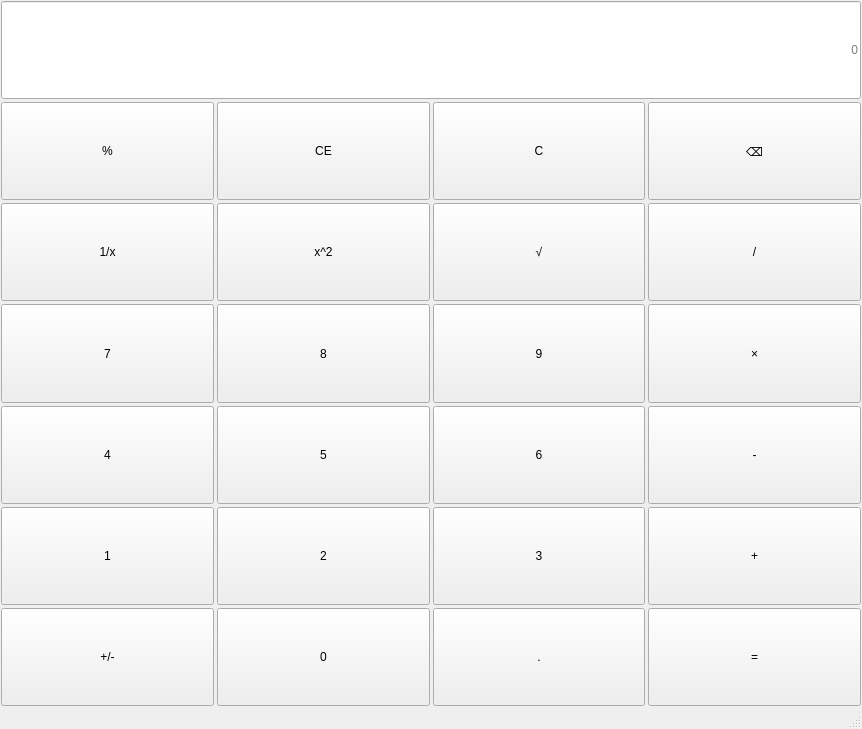
The window that mainwindow.ui (One-X-3/Qt-calculator) describes before a commit, drawn with Qt 5.
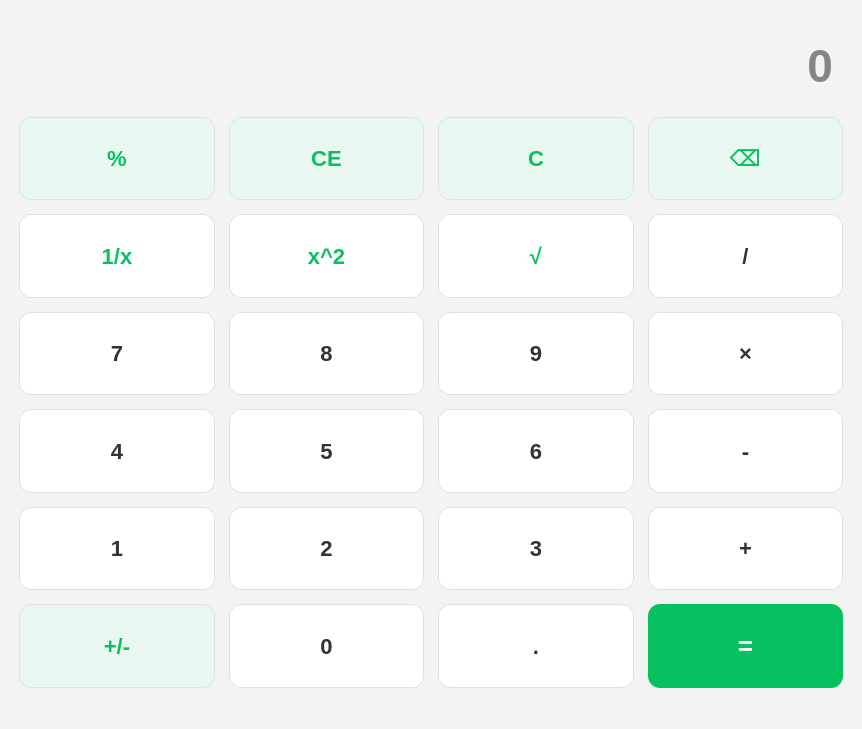
The same window after the commit.

Commit message: feat:改善优化了UI界面，更好看点

Diff of the .ui file:
```diff
--- a/mainwindow.ui
+++ b/mainwindow.ui
@@ -13,33 +13,149 @@
   <property name="windowTitle">
    <string>MainWindow</string>
   </property>
+  <property name="styleSheet">
+   <string notr="true">/* =========================================
+   全局基础设置（背景与默认字体）
+========================================= */
+QWidget {
+    background-color: #f3f3f3; /* 浅灰背景，衬托按键 */
+    /* 设置字体优先级：优先使用英文排版极佳的 Segoe UI，其次是微软雅黑 */
+    font-family: &quot;Segoe UI&quot;, &quot;Microsoft YaHei&quot;, &quot;PingFang SC&quot;, sans-serif;
+}
+
+/* =========================================
+   顶部显示框 (display)
+========================================= */
+QLineEdit#display {
+    background-color: transparent;
+    border: none;
+    color: #1a1a1a;           /* 深灰偏黑，比纯黑更柔和 */
+    font-size: 46px;          /* 放大数字，更有视觉冲击力 */
+    font-weight: 600;         /* 半粗体（比 bold 好看） */
+    padding-right: 12px;
+    padding-top: 20px;
+    padding-bottom: 10px;
+}
+
+/* =========================================
+   普通按钮（数字键、基本运算符）
+========================================= */
+QPushButton {
+    background-color: #ffffff;
+    border: 1px solid #e0e0e0;  /* 极浅的灰色边框 */
+    border-radius: 12px;         /* 舒适的圆角 */
+    color: #333333;
+    font-size: 22px;            /* 放大按键文字 */
+    font-weight: 500;           /* 中等字重 */
+    margin: 4px;                /* 按键之间的缝隙 */
+}
+
+QPushButton:hover {
+    background-color: #f7f7f7;  /* 鼠标悬停微亮 */
+}
+
+QPushButton:pressed {
+    background-color: #e5e5e5;  /* 按下时变深 */
+    padding-top: 2px;           /* 制造一点点按压下沉的错觉 */
+    padding-left: 2px;
+}
+
+/* =========================================
+   特殊功能按钮（C, CE, 退格, 正负号, 百分号）
+   使用浅绿色底 + 深绿色字，与数字键区分
+========================================= */
+QPushButton#btnClear, 
+QPushButton#btnClearEntry, 
+QPushButton#btnBackspace,
+QPushButton#btnNegate,
+QPushButton#btnPercentage {
+    background-color: #e8f8f0;  /* 极浅的薄荷绿 */
+    color: #07C160;             /* 主色调绿 */
+    font-weight: bold;          /* 加粗提醒这是功能键 */
+}
+
+QPushButton#btnClear:hover, 
+QPushButton#btnClearEntry:hover, 
+QPushButton#btnBackspace:hover,
+QPushButton#btnNegate:hover,
+QPushButton#btnPercentage:hover {
+    background-color: #d1f2e1;
+}
+
+/* =========================================
+   等号按钮 (核心重点！使用高级深绿色)
+========================================= */
+QPushButton#btnEqual {
+    background-color: #07C160;  /* 高级绿色 */
+    color: #ffffff;             /* 白字 */
+    font-size: 26px;            /* 等号可以再大一点点 */
+    font-weight: bold;
+    border: none;
+}
+
+QPushButton#btnEqual:hover {
+    background-color: #06ad56;  /* 悬停时略微变深 */
+}
+
+QPushButton#btnEqual:pressed {
+    background-color: #059048;  /* 按下时更深 */
+    padding-top: 3px;
+    padding-left: 3px;
+}
+
+/* =========================================
+   单目运算按钮 (1/x, x^2, √)
+   让它们的颜色介于普通数字和清除键之间
+========================================= */
+QPushButton#btnReciprocal,
+QPushButton#btnSquare,
+QPushButton#btnSqrt {
+    color: #07C160;
+    background-color: #ffffff;
+}
+
+QPushButton#btnReciprocal:hover,
+QPushButton#btnSquare:hover,
+QPushButton#btnSqrt:hover {
+    background-color: #f0fbf5; /* 悬停时透出一点绿意 */
+}</string>
+  </property>
   <widget class="QWidget" name="centralwidget">
    <layout class="QVBoxLayout" name="verticalLayout">
     <property name="spacing">
-     <number>3</number>
+     <number>6</number>
     </property>
     <property name="leftMargin">
-     <number>1</number>
+     <number>15</number>
     </property>
     <property name="topMargin">
-     <number>1</number>
+     <number>15</number>
     </property>
     <property name="rightMargin">
-     <number>1</number>
+     <number>15</number>
     </property>
     <property name="bottomMargin">
-     <number>1</number>
+     <number>15</number>
     </property>
     <item>
      <layout class="QGridLayout" name="gridLayout">
       <item row="1" column="3">
        <widget class="QPushButton" name="btnBackspace">
         <property name="sizePolicy">
-         <sizepolicy hsizetype="Minimum" vsizetype="Minimum">
+         <sizepolicy hsizetype="Minimum" vsizetype="Expanding">
           <horstretch>0</horstretch>
           <verstretch>0</verstretch>
          </sizepolicy>
         </property>
+        <property name="minimumSize">
+         <size>
+          <width>60</width>
+          <height>50</height>
+         </size>
+        </property>
+        <property name="cursor">
+         <cursorShape>PointingHandCursor</cursorShape>
+        </property>
         <property name="text">
          <string>⌫</string>
         </property>
@@ -48,11 +164,20 @@
       <item row="2" column="2">
        <widget class="QPushButton" name="btnSqrt">
         <property name="sizePolicy">
-         <sizepolicy hsizetype="Minimum" vsizetype="Minimum">
+         <sizepolicy hsizetype="Minimum" vsizetype="Expanding">
           <horstretch>0</horstretch>
           <verstretch>0</verstretch>
          </sizepolicy>
         </property>
+        <property name="minimumSize">
+         <size>
+          <width>60</width>
+          <height>50</height>
+         </size>
+        </property>
+        <property name="cursor">
+         <cursorShape>PointingHandCursor</cursorShape>
+        </property>
         <property name="text">
          <string>√</string>
         </property>
@@ -61,11 +186,20 @@
       <item row="1" column="2">
        <widget class="QPushButton" name="btnClear">
         <property name="sizePolicy">
-         <sizepolicy hsizetype="Minimum" vsizetype="Minimum">
+         <sizepolicy hsizetype="Minimum" vsizetype="Expanding">
           <horstretch>0</horstretch>
           <verstretch>0</verstretch>
          </sizepolicy>
         </property>
+        <property name="minimumSize">
+         <size>
+          <width>60</width>
+          <height>50</height>
+         </size>
+        </property>
+        <property name="cursor">
+         <cursorShape>PointingHandCursor</cursorShape>
+        </property>
         <property name="text">
          <string>C</string>
         </property>
@@ -74,11 +208,20 @@
       <item row="1" column="0">
        <widget class="QPushButton" name="btnPercentage">
         <property name="sizePolicy">
-         <sizepolicy hsizetype="Minimum" vsizetype="Minimum">
+         <sizepolicy hsizetype="Minimum" vsizetype="Expanding">
           <horstretch>0</horstretch>
           <verstretch>0</verstretch>
          </sizepolicy>
         </property>
+        <property name="minimumSize">
+         <size>
+          <width>60</width>
+          <height>50</height>
+         </size>
+        </property>
+        <property name="cursor">
+         <cursorShape>PointingHandCursor</cursorShape>
+        </property>
         <property name="text">
          <string>%</string>
         </property>
@@ -87,11 +230,20 @@
       <item row="4" column="0">
        <widget class="QPushButton" name="btnNum4">
         <property name="sizePolicy">
-         <sizepolicy hsizetype="Minimum" vsizetype="Minimum">
+         <sizepolicy hsizetype="Minimum" vsizetype="Expanding">
           <horstretch>0</horstretch>
           <verstretch>0</verstretch>
          </sizepolicy>
         </property>
+        <property name="minimumSize">
+         <size>
+          <width>60</width>
+          <height>50</height>
+         </size>
+        </property>
+        <property name="cursor">
+         <cursorShape>PointingHandCursor</cursorShape>
+        </property>
         <property name="text">
          <string>4</string>
         </property>
@@ -100,11 +252,20 @@
       <item row="3" column="2">
        <widget class="QPushButton" name="btnNum9">
         <property name="sizePolicy">
-         <sizepolicy hsizetype="Minimum" vsizetype="Minimum">
+         <sizepolicy hsizetype="Minimum" vsizetype="Expanding">
           <horstretch>0</horstretch>
           <verstretch>0</verstretch>
          </sizepolicy>
         </property>
+        <property name="minimumSize">
+         <size>
+          <width>60</width>
+          <height>50</height>
+         </size>
+        </property>
+        <property name="cursor">
+         <cursorShape>PointingHandCursor</cursorShape>
+        </property>
         <property name="text">
          <string>9</string>
         </property>
@@ -113,11 +274,20 @@
       <item row="5" column="1">
        <widget class="QPushButton" name="btnNum2">
         <property name="sizePolicy">
-         <sizepolicy hsizetype="Minimum" vsizetype="Minimum">
+         <sizepolicy hsizetype="Minimum" vsizetype="Expanding">
           <horstretch>0</horstretch>
           <verstretch>0</verstretch>
          </sizepolicy>
         </property>
+        <property name="minimumSize">
+         <size>
+          <width>60</width>
+          <height>50</height>
+         </size>
+        </property>
+        <property name="cursor">
+         <cursorShape>PointingHandCursor</cursorShape>
+        </property>
         <property name="text">
          <string>2</string>
         </property>
@@ -126,11 +296,20 @@
       <item row="5" column="0">
        <widget class="QPushButton" name="btnNum1">
         <property name="sizePolicy">
-         <sizepolicy hsizetype="Minimum" vsizetype="Minimum">
+         <sizepolicy hsizetype="Minimum" vsizetype="Expanding">
           <horstretch>0</horstretch>
           <verstretch>0</verstretch>
          </sizepolicy>
         </property>
+        <property name="minimumSize">
+         <size>
+          <width>60</width>
+          <height>50</height>
+         </size>
+        </property>
+        <property name="cursor">
+         <cursorShape>PointingHandCursor</cursorShape>
+        </property>
         <property name="text">
          <string>1</string>
         </property>
@@ -139,11 +318,20 @@
       <item row="3" column="0">
        <widget class="QPushButton" name="btnNum7">
         <property name="sizePolicy">
-         <sizepolicy hsizetype="Minimum" vsizetype="Minimum">
+         <sizepolicy hsizetype="Minimum" vsizetype="Expanding">
           <horstretch>0</horstretch>
           <verstretch>0</verstretch>
          </sizepolicy>
         </property>
+        <property name="minimumSize">
+         <size>
+          <width>60</width>
+          <height>50</height>
+         </size>
+        </property>
+        <property name="cursor">
+         <cursorShape>PointingHandCursor</cursorShape>
+        </property>
         <property name="text">
          <string>7</string>
         </property>
@@ -152,11 +340,20 @@
       <item row="5" column="3">
        <widget class="QPushButton" name="btnAdd">
         <property name="sizePolicy">
-         <sizepolicy hsizetype="Minimum" vsizetype="Minimum">
+         <sizepolicy hsizetype="Minimum" vsizetype="Expanding">
           <horstretch>0</horstretch>
           <verstretch>0</verstretch>
          </sizepolicy>
         </property>
+        <property name="minimumSize">
+         <size>
+          <width>60</width>
+          <height>50</height>
+         </size>
+        </property>
+        <property name="cursor">
+         <cursorShape>PointingHandCursor</cursorShape>
+        </property>
         <property name="text">
          <string>+</string>
         </property>
@@ -165,11 +362,20 @@
       <item row="6" column="3">
        <widget class="QPushButton" name="btnEqual">
         <property name="sizePolicy">
-         <sizepolicy hsizetype="Minimum" vsizetype="Minimum">
+         <sizepolicy hsizetype="Minimum" vsizetype="Expanding">
           <horstretch>0</horstretch>
           <verstretch>0</verstretch>
          </sizepolicy>
         </property>
+        <property name="minimumSize">
+         <size>
+          <width>60</width>
+          <height>50</height>
+         </size>
+        </property>
+        <property name="cursor">
+         <cursorShape>PointingHandCursor</cursorShape>
+        </property>
         <property name="text">
          <string>=</string>
         </property>
@@ -178,11 +384,20 @@
       <item row="4" column="1">
        <widget class="QPushButton" name="btnNum5">
         <property name="sizePolicy">
-         <sizepolicy hsizetype="Minimum" vsizetype="Minimum">
+         <sizepolicy hsizetype="Minimum" vsizetype="Expanding">
           <horstretch>0</horstretch>
           <verstretch>0</verstretch>
          </sizepolicy>
         </property>
+        <property name="minimumSize">
+         <size>
+          <width>60</width>
+          <height>50</height>
+         </size>
+        </property>
+        <property name="cursor">
+         <cursorShape>PointingHandCursor</cursorShape>
+        </property>
         <property name="text">
          <string>5</string>
         </property>
@@ -191,11 +406,20 @@
       <item row="4" column="2">
        <widget class="QPushButton" name="btnNum6">
         <property name="sizePolicy">
-         <sizepolicy hsizetype="Minimum" vsizetype="Minimum">
+         <sizepolicy hsizetype="Minimum" vsizetype="Expanding">
           <horstretch>0</horstretch>
           <verstretch>0</verstretch>
          </sizepolicy>
         </property>
+        <property name="minimumSize">
+         <size>
+          <width>60</width>
+          <height>50</height>
+         </size>
+        </property>
+        <property name="cursor">
+         <cursorShape>PointingHandCursor</cursorShape>
+        </property>
         <property name="text">
          <string>6</string>
         </property>
@@ -204,11 +428,20 @@
       <item row="5" column="2">
        <widget class="QPushButton" name="btnNum3">
         <property name="sizePolicy">
-         <sizepolicy hsizetype="Minimum" vsizetype="Minimum">
+         <sizepolicy hsizetype="Minimum" vsizetype="Expanding">
           <horstretch>0</horstretch>
           <verstretch>0</verstretch>
          </sizepolicy>
         </property>
+        <property name="minimumSize">
+         <size>
+          <width>60</width>
+          <height>50</height>
+         </size>
+        </property>
+        <property name="cursor">
+         <cursorShape>PointingHandCursor</cursorShape>
+        </property>
         <property name="text">
          <string>3</string>
         </property>
@@ -217,11 +450,20 @@
       <item row="3" column="1">
        <widget class="QPushButton" name="btnNum8">
         <property name="sizePolicy">
-         <sizepolicy hsizetype="Minimum" vsizetype="Minimum">
+         <sizepolicy hsizetype="Minimum" vsizetype="Expanding">
           <horstretch>0</horstretch>
           <verstretch>0</verstretch>
          </sizepolicy>
         </property>
+        <property name="minimumSize">
+         <size>
+          <width>60</width>
+          <height>50</height>
+         </size>
+        </property>
+        <property name="cursor">
+         <cursorShape>PointingHandCursor</cursorShape>
+        </property>
         <property name="text">
          <string>8</string>
         </property>
@@ -230,11 +472,20 @@
       <item row="2" column="0">
        <widget class="QPushButton" name="btnReciprocal">
         <property name="sizePolicy">
-         <sizepolicy hsizetype="Minimum" vsizetype="Minimum">
+         <sizepolicy hsizetype="Minimum" vsizetype="Expanding">
           <horstretch>0</horstretch>
           <verstretch>0</verstretch>
          </sizepolicy>
         </property>
+        <property name="minimumSize">
+         <size>
+          <width>60</width>
+          <height>50</height>
+         </size>
+        </property>
+        <property name="cursor">
+         <cursorShape>PointingHandCursor</cursorShape>
+        </property>
         <property name="text">
          <string>1/x</string>
         </property>
@@ -243,11 +494,20 @@
       <item row="6" column="1">
        <widget class="QPushButton" name="btnNum0">
         <property name="sizePolicy">
-         <sizepolicy hsizetype="Minimum" vsizetype="Minimum">
+         <sizepolicy hsizetype="Minimum" vsizetype="Expanding">
           <horstretch>0</horstretch>
           <verstretch>0</verstretch>
          </sizepolicy>
         </property>
+        <property name="minimumSize">
+         <size>
+          <width>60</width>
+          <height>50</height>
+         </size>
+        </property>
+        <property name="cursor">
+         <cursorShape>PointingHandCursor</cursorShape>
+        </property>
         <property name="text">
          <string>0</string>
         </property>
@@ -256,11 +516,20 @@
       <item row="1" column="1">
        <widget class="QPushButton" name="btnClearEntry">
         <property name="sizePolicy">
-         <sizepolicy hsizetype="Minimum" vsizetype="Minimum">
+         <sizepolicy hsizetype="Minimum" vsizetype="Expanding">
           <horstretch>0</horstretch>
           <verstretch>0</verstretch>
          </sizepolicy>
         </property>
+        <property name="minimumSize">
+         <size>
+          <width>60</width>
+          <height>50</height>
+         </size>
+        </property>
+        <property name="cursor">
+         <cursorShape>PointingHandCursor</cursorShape>
+        </property>
         <property name="text">
          <string>CE</string>
         </property>
@@ -269,11 +538,20 @@
       <item row="4" column="3">
        <widget class="QPushButton" name="btnSub">
         <property name="sizePolicy">
-         <sizepolicy hsizetype="Minimum" vsizetype="Minimum">
+         <sizepolicy hsizetype="Minimum" vsizetype="Expanding">
           <horstretch>0</horstretch>
           <verstretch>0</verstretch>
          </sizepolicy>
         </property>
+        <property name="minimumSize">
+         <size>
+          <width>60</width>
+          <height>50</height>
+         </size>
+        </property>
+        <property name="cursor">
+         <cursorShape>PointingHandCursor</cursorShape>
+        </property>
         <property name="text">
          <string>-</string>
         </property>
@@ -282,11 +560,20 @@
       <item row="2" column="1">
        <widget class="QPushButton" name="btnSquare">
         <property name="sizePolicy">
-         <sizepolicy hsizetype="Minimum" vsizetype="Minimum">
+         <sizepolicy hsizetype="Minimum" vsizetype="Expanding">
           <horstretch>0</horstretch>
           <verstretch>0</verstretch>
          </sizepolicy>
         </property>
+        <property name="minimumSize">
+         <size>
+          <width>60</width>
+          <height>50</height>
+         </size>
+        </property>
+        <property name="cursor">
+         <cursorShape>PointingHandCursor</cursorShape>
+        </property>
         <property name="text">
          <string>x^2</string>
         </property>
@@ -295,11 +582,20 @@
       <item row="6" column="2">
        <widget class="QPushButton" name="btnPoint">
         <property name="sizePolicy">
-         <sizepolicy hsizetype="Minimum" vsizetype="Minimum">
+         <sizepolicy hsizetype="Minimum" vsizetype="Expanding">
           <horstretch>0</horstretch>
           <verstretch>0</verstretch>
          </sizepolicy>
         </property>
+        <property name="minimumSize">
+         <size>
+          <width>60</width>
+          <height>50</height>
+         </size>
+        </property>
+        <property name="cursor">
+         <cursorShape>PointingHandCursor</cursorShape>
+        </property>
         <property name="text">
          <string>.</string>
         </property>
@@ -308,11 +604,20 @@
       <item row="2" column="3">
        <widget class="QPushButton" name="btnDiv">
         <property name="sizePolicy">
-         <sizepolicy hsizetype="Minimum" vsizetype="Minimum">
+         <sizepolicy hsizetype="Minimum" vsizetype="Expanding">
           <horstretch>0</horstretch>
           <verstretch>0</verstretch>
          </sizepolicy>
         </property>
+        <property name="minimumSize">
+         <size>
+          <width>60</width>
+          <height>50</height>
+         </size>
+        </property>
+        <property name="cursor">
+         <cursorShape>PointingHandCursor</cursorShape>
+        </property>
         <property name="text">
          <string>/</string>
         </property>
@@ -321,11 +626,20 @@
       <item row="6" column="0">
        <widget class="QPushButton" name="btnNegate">
         <property name="sizePolicy">
-         <sizepolicy hsizetype="Minimum" vsizetype="Minimum">
+         <sizepolicy hsizetype="Minimum" vsizetype="Expanding">
           <horstretch>0</horstretch>
           <verstretch>0</verstretch>
          </sizepolicy>
         </property>
+        <property name="minimumSize">
+         <size>
+          <width>60</width>
+          <height>50</height>
+         </size>
+        </property>
+        <property name="cursor">
+         <cursorShape>PointingHandCursor</cursorShape>
+        </property>
         <property name="text">
          <string>+/-</string>
         </property>
@@ -334,11 +648,20 @@
       <item row="3" column="3">
        <widget class="QPushButton" name="btnMul">
         <property name="sizePolicy">
-         <sizepolicy hsizetype="Minimum" vsizetype="Minimum">
+         <sizepolicy hsizetype="Minimum" vsizetype="Expanding">
           <horstretch>0</horstretch>
           <verstretch>0</verstretch>
          </sizepolicy>
         </property>
+        <property name="minimumSize">
+         <size>
+          <width>60</width>
+          <height>50</height>
+         </size>
+        </property>
+        <property name="cursor">
+         <cursorShape>PointingHandCursor</cursorShape>
+        </property>
         <property name="text">
          <string>×</string>
         </property>
@@ -347,14 +670,29 @@
       <item row="0" column="0" colspan="4">
        <widget class="QLineEdit" name="display">
         <property name="sizePolicy">
-         <sizepolicy hsizetype="Expanding" vsizetype="Minimum">
+         <sizepolicy hsizetype="Expanding" vsizetype="Expanding">
           <horstretch>0</horstretch>
           <verstretch>0</verstretch>
          </sizepolicy>
         </property>
+        <property name="minimumSize">
+         <size>
+          <width>60</width>
+          <height>50</height>
+         </size>
+        </property>
+        <property name="cursor">
+         <cursorShape>PointingHandCursor</cursorShape>
+        </property>
+        <property name="maxLength">
+         <number>15</number>
+        </property>
         <property name="alignment">
          <set>Qt::AlignRight|Qt::AlignTrailing|Qt::AlignVCenter</set>
         </property>
+        <property name="readOnly">
+         <bool>true</bool>
+        </property>
         <property name="placeholderText">
          <string>0</string>
         </property>
```
The commit also changes 2 other files.
